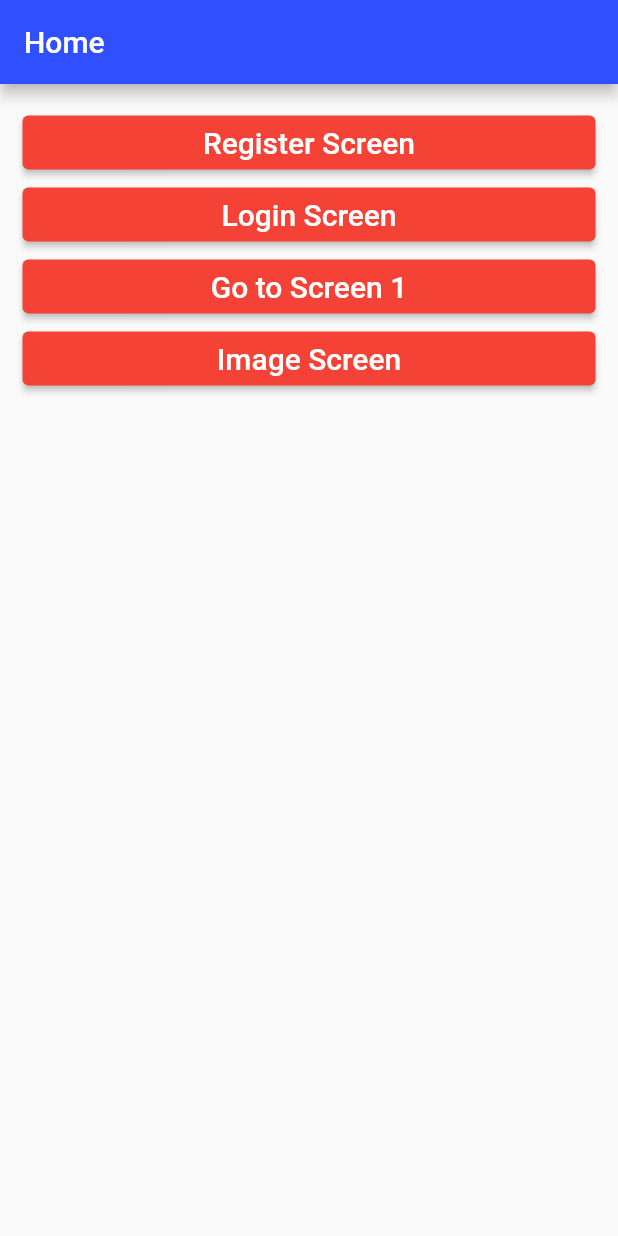
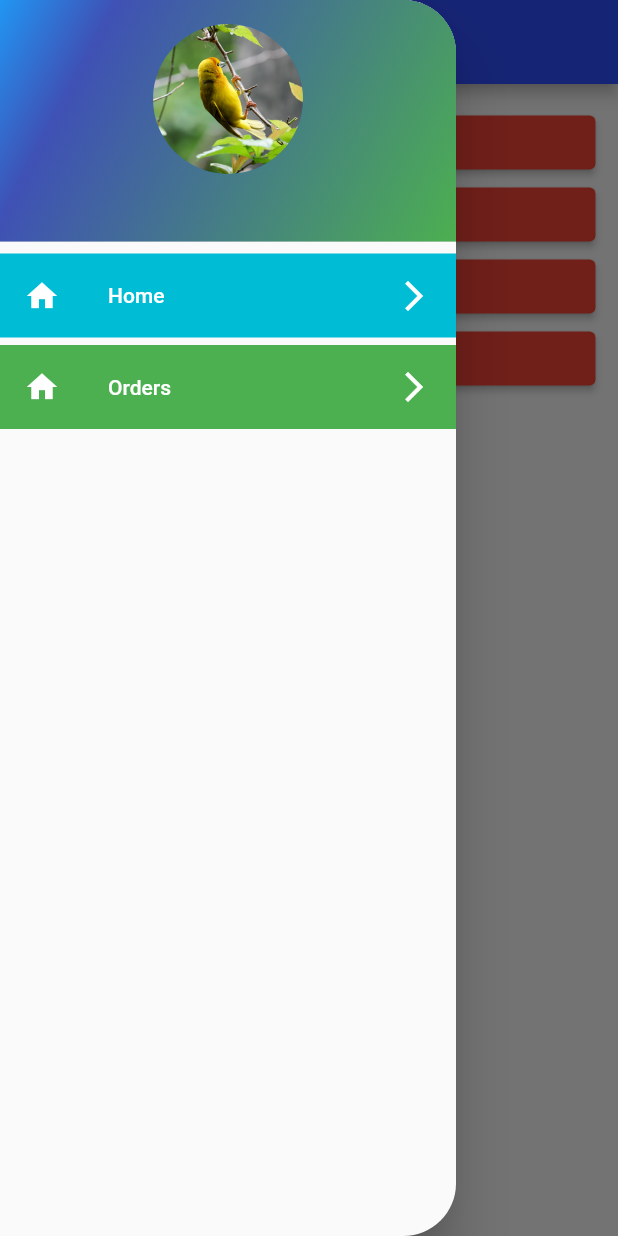
Before and after one commit to devatulparmar/march25batch6pm, a Flutter app: the screen it shows after launch, with the side drawer open (before the commit the screen has no drawer), on a phone screen of 412 x 824 dp. Run offline on Flutter 3.47's test engine with Material 2 defaults, Android fonts, the phone set to English and light mode, and no system bars; our stand-ins replace cached_network_image, image_picker, intl_phone_field.

Commit message:
Image picker, Drawer,DrawerHeader,Color Gradient, ListTile, SafeArea, android / ios native permissions

```diff
--- a/lib/home_screen.dart
+++ b/lib/home_screen.dart
@@ -1,5 +1,6 @@
 import 'package:march25batch6pm/image_screen.dart';
 import 'package:march25batch6pm/screen1.dart';
+import 'package:march25batch6pm/utils/const.dart';
 import 'package:march25batch6pm/utils/routes_const.dart';
 import 'package:flutter/material.dart';
 
@@ -13,8 +14,76 @@ class HomeScreen extends StatefulWidget {
 class _HomeScreenState extends State<HomeScreen> {
   @override
   Widget build(BuildContext context) {
-    return Scaffold(
+    return SafeArea(
+      child: Scaffold(
+        drawer: Drawer(
+          shape: const RoundedRectangleBorder(
+              borderRadius: BorderRadius.only(
+            topRight: Radius.circular(35),
+            bottomRight: Radius.circular(35),
+          )),
+          child: ListView(
+            children: [
+              DrawerHeader(
+                decoration: BoxDecoration(
+                  color: Colors.lightBlue.shade100,
+                  gradient: const LinearGradient(
+                    colors: [
+                      Colors.blue,
+                      Colors.indigo,
+                      Colors.green,
+                    ],
+                    tileMode: TileMode.mirror,
+                    stops: [0.0, 0.2, 1.0],
+                    begin: Alignment.topLeft,
+                    end: Alignment.bottomRight,
+                  ),
+                ),
+                child: Column(
+                  children: const [
+                    CircleAvatar(
+                      radius: 50,
+                      backgroundImage: AssetImage(imgBirdImage),
+                    ),
+                  ],
+                ),
+              ),
+              ListTile(
+                leading: const Icon(Icons.home),
+                trailing: const Icon(Icons.arrow_forward_ios),
+                title: const Text("Home"),
+                tileColor: Colors.cyan,
+                selected: false,
+                selectedTileColor: Colors.green,
+                selectedColor: Colors.white,
+                textColor: Colors.white,
+                iconColor: Colors.white,
+                onTap: (){
+                  print("Clicked");
+                },
+              ),
+              const SizedBox(height: 5,),
+              ListTile(
+                leading: const Icon(Icons.home),
+                trailing: const Icon(Icons.arrow_forward_ios),
+                title: const Text("Orders"),
+                tileColor: Colors.cyan,
+                selected: true,
+                selectedTileColor: Colors.green,
+                selectedColor: Colors.white,
+                textColor: Colors.white,
+                iconColor: Colors.white,
+                onTap: (){
+                  print("Clicked");
+                },
+              ),
+            ],
+          ),
+        ),
         appBar: AppBar(
+          // leading: const Icon(
+          //   Icons.menu,
+          // ),
           title: const Text("Home"),
         ),
         body: ListView(
@@ -34,7 +103,8 @@ class _HomeScreenState extends State<HomeScreen> {
                   color: Colors.white,
                 ),
               ),
-          ),    ElevatedButton(
+            ),
+            ElevatedButton(
               onPressed: () {
                 // Navigator.push(
                 //   context,
@@ -102,6 +172,7 @@ class _HomeScreenState extends State<HomeScreen> {
             ),
           ],
         ),
+      ),
     );
   }
 }
--- a/pubspec.yaml
+++ b/pubspec.yaml
@@ -37,6 +37,7 @@ dependencies:
   cupertino_icons: ^1.0.2
   cached_network_image: ^3.0.0
   intl_phone_field: ^3.2.0
+  image_picker: ^1.0.0
 
 dev_dependencies:
   flutter_test:
```
Also changed, not shown: lib/register_screen.dart (+52 -6 lines), pubspec.lock, 2 other files. Lines whose indentation alone changed are shown as unchanged.
